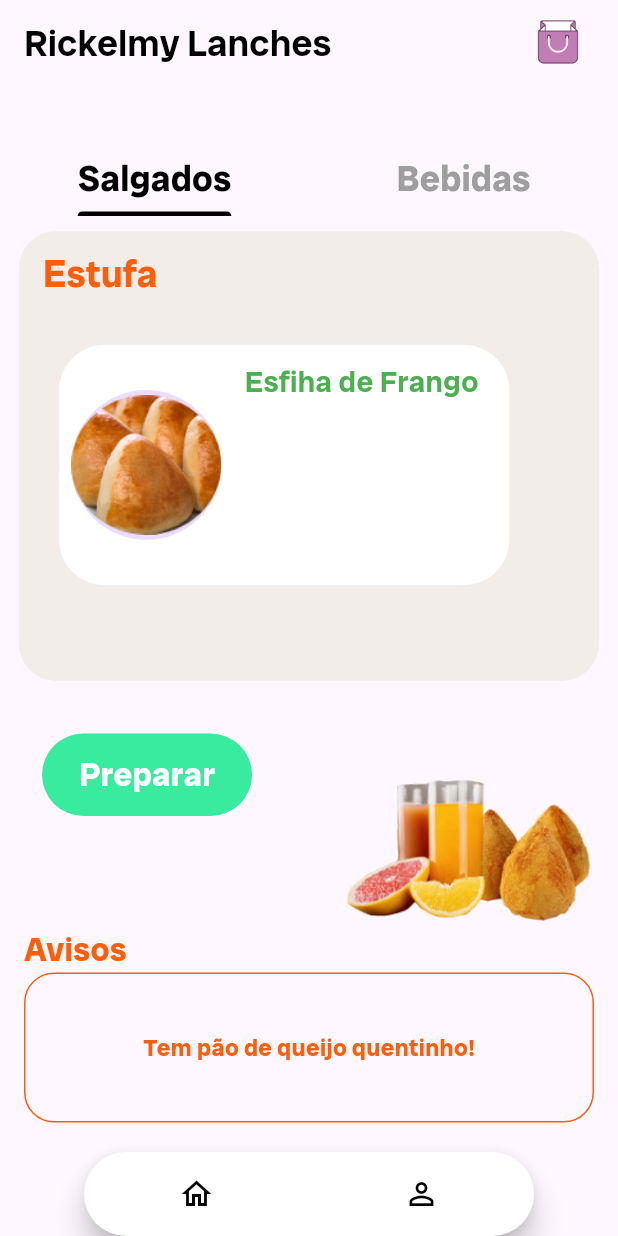
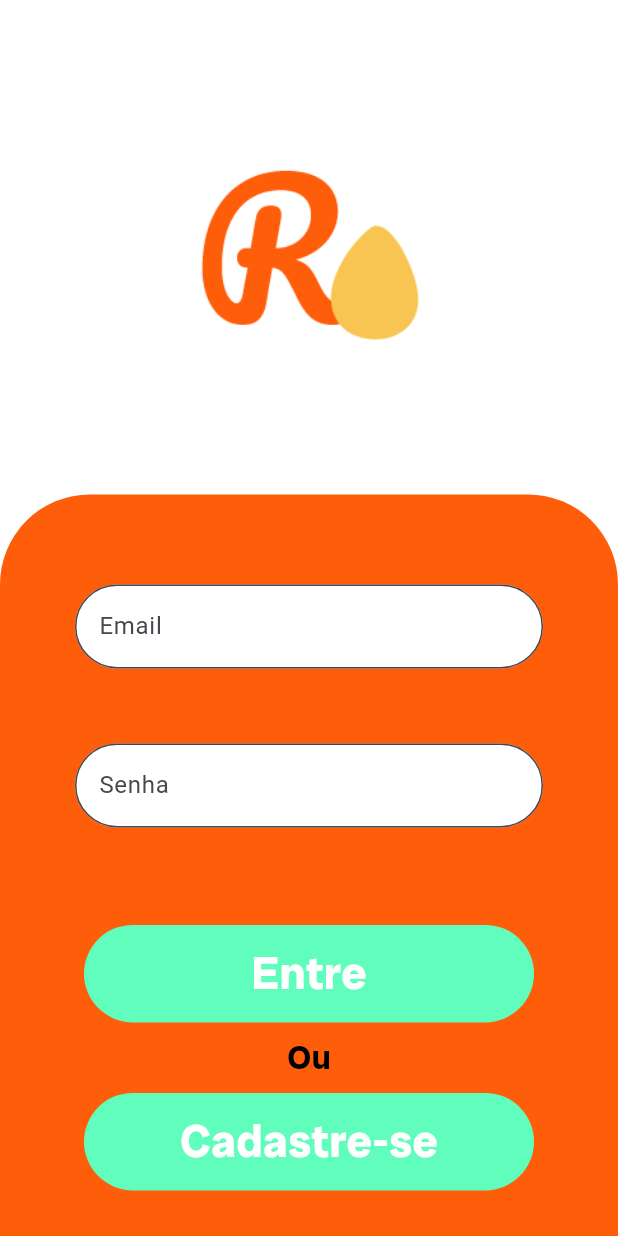
Before and after one commit to SrNorton/Lanchonete, a Flutter app: the screen it shows after launch, on a phone screen of 412 x 824 dp. Run offline on Flutter 3.47's test engine with Material 3 defaults, Android fonts, the phone set to English and light mode, and no system bars; drawn by our look-alikes of custom_navigation_bar; our stand-ins replace cloud_firestore, firebase_auth, firebase_core; accounts and stored records are empty.

Commit message:
login firebase and snackbar message

```diff
--- /dev/null
+++ b/devtools_options.yaml
@@ -0,0 +1 @@
+extensions:
--- /dev/null
+++ b/lib/components/buttom.dart
@@ -0,0 +1,38 @@
+import 'package:flutter/material.dart';
+import 'package:lanchonete_app/constants/constants.dart';
+
+class Buttom extends StatelessWidget {
+
+  String title;
+  VoidCallback function;
+   Buttom({
+   required this.title,
+   required this.function,
+    super.key,
+  });
+
+  @override
+  Widget build(BuildContext context) {
+    return GestureDetector(
+      onTap: function,
+      child: Container(
+        width: 300,
+        height: 65,
+        decoration: BoxDecoration(
+          borderRadius: BorderRadius.circular(40),
+          color: KbuttomAccentColor,
+        ),
+        child: Center(
+          child: Text(title,
+          style: TextStyle(
+            color: Colors.white,
+            fontSize: 30,
+            fontFamily: kfontFamily,
+            fontWeight: FontWeight.bold
+          ),
+          ),
+        ),
+      ),
+    );
+  }
+}
--- a/lib/components/savoryCard.dart
+++ b/lib/components/savoryCard.dart
@@ -4,12 +4,12 @@ import '../constants/constants.dart';
 
 class SavoryCard extends StatelessWidget {
 
- String? image;
- String? title;
+ final String image;
+ final String title;
 
    SavoryCard({
-    this.image,
-    this.title,
+    required this.image,
+    required this.title,
     super.key,
   });
 
@@ -31,7 +31,7 @@ class SavoryCard extends StatelessWidget {
               padding: const EdgeInsets.only(left: 8),
               child: CircleAvatar(
                 radius: 50,
-                child: Image.asset('assets/images/esfiha.png'),
+                child: Image.asset(image),
               ),
             ),
             Expanded(
@@ -39,7 +39,7 @@ class SavoryCard extends StatelessWidget {
                 children: [
                   Padding(
                     padding: const EdgeInsets.only(top: 10, right: 5),
-                    child: Text('Esfiha de Frango',
+                    child: Text(title,
                     style: TextStyle(
                       fontSize: 20,
                                       fontFamily: kfontFamily,
@@ -56,3 +56,12 @@ class SavoryCard extends StatelessWidget {
     );
   }
 }
+
+
+List<SavoryCard> listSavory = [
+  SavoryCard(image: 'assets/images/esfiha.png', title: 'Esfiha de Frango'),
+  SavoryCard(image: 'assets/images/coxinha.png', title: 'Coxinha de Frango'),
+  SavoryCard(image: 'assets/images/espetinho.png', title: 'Espetinho de Queijo'),
+  SavoryCard(image: 'assets/images/pastelcarne.png', title: 'Pastel de Carne'),
+  SavoryCard(image: 'assets/images/assadocarne.png', title: 'Assado de Carne'),
+];
--- a/lib/constants/constants.dart
+++ b/lib/constants/constants.dart
@@ -2,6 +2,8 @@ import 'package:flutter/material.dart';
 
 const Color kbaseColor = Color.fromRGBO(254, 93, 10, 100);
 const Color KbuttomColor = Color.fromRGBO(56, 235, 159, 100);
+const Color KbuttomAccentColor = Color.fromRGBO(97, 253, 188, 1);
 const Color kcontrastColor = Color.fromRGBO(243, 237, 234, 100);
 const Color ktextGreen = Color.fromRGBO(10, 243, 25, 100);
 const String kfontFamily = 'RadioCanadaBig';
+const String kimageAbacaxi = 'assets/images/abacaxi.png';
--- /dev/null
+++ b/lib/helpers/statusMessage.dart
@@ -0,0 +1,21 @@
+import 'package:flutter/material.dart';
+
+class StatusMessage {
+
+  bool statusSucces = false;
+
+  StatusMessage({required this.statusSucces});
+
+      void showMySnackBar({required BuildContext context, required String msg}) {
+  final snackBar = SnackBar(
+    backgroundColor: statusSucces ? Colors.green : Colors.red,
+      shape: RoundedRectangleBorder(
+    borderRadius: BorderRadius.circular(15.0),
+  ),
+    content: Text(msg),
+
+  );
+   Duration(seconds: 4);
+  ScaffoldMessenger.of(context).showSnackBar(snackBar);
+}
+}
--- /dev/null
+++ b/lib/helpers/validators.dart
@@ -0,0 +1,10 @@
+bool emailValid(String email){
+  final RegExp regex = RegExp(r"^(([^<>()[\]\\.,;:\s@\']+(\.[^<>()[\]\\.,;:\s@\']+)*)|(\'.+\'))@((\[[0-9]{1,3}\.[0-9]{1,3}\.[0-9]{1,3}\.[0-9]{1,3}\])|(([a-zA-Z\-0-9]+\.)+[a-zA-Z]{2,}))$");
+  return regex.hasMatch(email);
+}
+
+bool phoneValid(String phone){
+  final RegExp regex = RegExp(r'^\(?[0-9]{2,3}\)?[- ]?[0-9]{7,8}$');
+
+  return regex.hasMatch(phone);
+}
--- a/lib/main.dart
+++ b/lib/main.dart
@@ -1,9 +1,22 @@
+import 'package:cloud_firestore/cloud_firestore.dart';
+import 'package:firebase_core/firebase_core.dart';
 import 'package:flutter/material.dart';
-import 'package:lanchonete_app/constants/constants.dart';
+import 'package:lanchonete_app/manager/userManager.dart';
+
 import 'package:lanchonete_app/screens/homeScreen.dart';
+import 'package:lanchonete_app/screens/loginScreen.dart';
+import 'package:lanchonete_app/screens/registerScreen.dart';
+import 'package:provider/provider.dart';
 
-void main() {
+Future<void> main() async {
+WidgetsFlutterBinding.ensureInitialized();
+  await Firebase.initializeApp();
+
   runApp(const MyApp());
+
+
+  // FirebaseFirestore.instance.collection('pedidos').add({'name': 'Glauber'});
+
 }
 
 class MyApp extends StatelessWidget {
@@ -12,15 +25,23 @@ class MyApp extends StatelessWidget {
 
   @override
   Widget build(BuildContext context) {
-    return MaterialApp(
-      debugShowCheckedModeBanner: false,
-      title: 'Lanchonete',
-      theme: ThemeData(
+    return MultiProvider(
+      providers: [
+        ChangeNotifierProvider(
+          create: (_)=> UserManager(),
+          lazy: false,
+          )
+      ],
+      child: MaterialApp(
+        debugShowCheckedModeBanner: false,
+        title: 'Lanchonete',
+        theme: ThemeData(
 
 
-        useMaterial3: true,
+          useMaterial3: true,
+        ),
+        home: LoginScreen(),
       ),
-      home: const HomeScreen(),
     );
   }
 }
--- /dev/null
+++ b/lib/manager/userManager.dart
@@ -0,0 +1,34 @@
+
+
+import 'dart:io';
+
+import 'package:firebase_auth/firebase_auth.dart';
+import 'package:flutter/material.dart';
+import 'package:flutter/services.dart';
+import 'package:flutter/widgets.dart';
+import 'package:lanchonete_app/helpers/firebase_errors.dart';
+import 'package:lanchonete_app/helpers/statusMessage.dart';
+import 'package:lanchonete_app/models/userProfile.dart';
+import 'package:provider/provider.dart';
+
+class UserManager extends ChangeNotifier {
+
+
+
+  final FirebaseAuth auth = FirebaseAuth.instance;
+
+  Future<void> singIn({required UserProfile user, required BuildContext context}) async {
+
+    try {
+      final UserCredential result =  await auth.signInWithEmailAndPassword(email: user.email!, password: user.password!);
+
+    StatusMessage(statusSucces: true).showMySnackBar(context: context, msg: 'Login Efetuado com sucesso!');
+    } on FirebaseAuthException catch (e){
+
+
+      StatusMessage(statusSucces: false).showMySnackBar(context: context, msg: getErrorString(e));
+    }
+  }
+
+
+}
--- /dev/null
+++ b/lib/models/userProfile.dart
@@ -0,0 +1,9 @@
+class UserProfile {
+  final String? name;
+  final String? phone;
+  final String? email;
+  final String? password;
+  final String? confirmPass;
+
+  UserProfile({this.name,this.phone, this.email, this.password, this.confirmPass});
+}
--- /dev/null
+++ b/lib/screens/loginScreen.dart
@@ -0,0 +1,147 @@
+import 'package:flutter/material.dart';
+import 'package:lanchonete_app/components/buttom.dart';
+import 'package:lanchonete_app/constants/constants.dart';
+import 'package:lanchonete_app/helpers/validators.dart';
+import 'package:lanchonete_app/manager/userManager.dart';
+import 'package:lanchonete_app/models/userProfile.dart';
+import 'package:provider/provider.dart';
+
+class LoginScreen extends StatelessWidget {
+
+  final _formKey = GlobalKey<FormState>();
+
+    TextEditingController _emailController = TextEditingController();
+    TextEditingController _passController = TextEditingController();
+
+
+
+
+
+
+
+  @override
+  Widget build(BuildContext context) {
+
+
+
+    return Scaffold(
+      backgroundColor: Colors.white,
+      body: Column(
+        children: [
+          Container(
+            height: MediaQuery.of(context).size.height * 0.4,
+            child: Center(
+              child: Image.asset('assets/images/logowhite.png',
+              height: 231,
+              width: 230,
+              ),
+            ),
+          ),
+          Expanded(
+            child: Container(
+              decoration: BoxDecoration(
+                color: kbaseColor,
+                borderRadius: BorderRadius.only(
+                  topLeft: Radius.circular(60),
+                  topRight: Radius.circular(60),
+                )
+              ),
+              child: Form(
+                key: _formKey,
+                child: Column(
+                  children: [
+                    Padding(
+                      padding: const EdgeInsets.only(top: 60, right: 50, left: 50, bottom: 50),
+                      child: TextFormField(
+                        keyboardType: TextInputType.emailAddress,
+
+                        validator: (value){
+                         if(!emailValid(value!))
+                         return 'E-mail inválido';
+                         return null;
+                        },
+                        controller: _emailController,
+                        decoration: InputDecoration(
+                          filled: true,
+                          fillColor: Colors.white,
+
+                          labelText: 'Email',
+
+                          border: OutlineInputBorder(
+                            borderRadius: BorderRadius.circular(40)
+                          )
+                        ),
+                      ),
+                    ),
+                    Padding(
+                      padding: const EdgeInsets.only( right: 50, left: 50, bottom: 65),
+                      child: TextFormField(
+                        obscureText: true,
+                        controller: _passController,
+                        validator: (value){
+                           if(value == null || value.isEmpty){return 'Inserir sua senha!';}
+                          if(value.length > 8){return 'A senha possui 8 dígitos';}
+                          return null;
+                        },
+                        decoration: InputDecoration(
+                          filled: true,
+                          fillColor: Colors.white,
+
+                          labelText: 'Senha',
+
+                          border: OutlineInputBorder(
+                            borderRadius: BorderRadius.circular(40)
+                          )
+                        ),
+
+                      ),
+                    ),
+                    Buttom(
+                      title: 'Entre',
+                      function: (){
+
+                        if(_formKey.currentState!.validate()){
+                          context.read<UserManager>().singIn(
+                           user:  UserProfile(
+                              email: _emailController.text,
+                              password: _passController.text
+                            ),
+                         context: context,
+
+                          );
+                        }
+
+
+
+                      }
+                    ),
+                   Padding(
+                     padding: const EdgeInsets.only(top: 8, bottom: 8),
+                     child: Center(
+                       child: const Text('Ou',
+                        style: TextStyle(
+                          fontFamily: kfontFamily,
+                          fontWeight: FontWeight.bold,
+                          fontSize: 22,
+                          color: Colors.black
+                        ),
+                        ),
+                     ),
+                   ),
+                   Buttom(
+                    title: 'Cadastre-se',
+                    function: (){
+                      // _formKey.currentState!.validate();
+
+
+                    }
+                    ),
+                  ],
+                  ),
+              ),
+            )),
+        ],
+      ),
+    );
+  }
+}
--- a/pubspec.yaml
+++ b/pubspec.yaml
@@ -36,6 +36,11 @@ dependencies:
   # Use with the CupertinoIcons class for iOS style icons.
   cupertino_icons: ^1.0.6
   custom_navigation_bar: ^0.8.2
+  firebase_auth: ^5.1.0
+  cloud_firestore: ^5.0.1
+  firebase_storage: ^12.0.1
+  firebase_core: ^3.1.0
+  provider: ^6.1.2
 
 dev_dependencies:
   flutter_test:
```
Also changed, not shown: lib/components/juiceCard.dart (+18 -3 lines), lib/helpers/firebase_errors.dart (added, +35 -0 lines), lib/screens/juiceScreen.dart (+11 -1 lines), lib/screens/registerScreen.dart (added, +190 -0 lines), lib/screens/savoryScreen.dart (+9 -1 lines), assets/images/coxinha.png, assets/images/goiaba.png (renamed from assets/images/goiaga.png), assets/images/logowhite.png (added), pubspec.lock, 16 other files.
